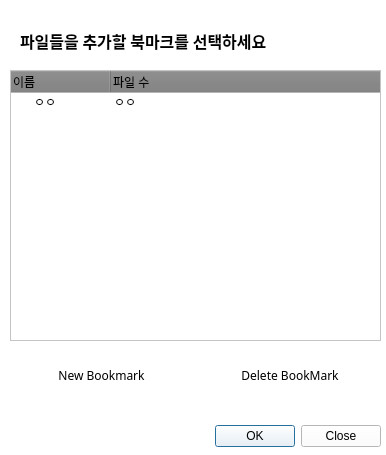
MariAli-Lover/matzip-forensics, file UI/AddToBookmarkWindow.ui: the form before one commit.
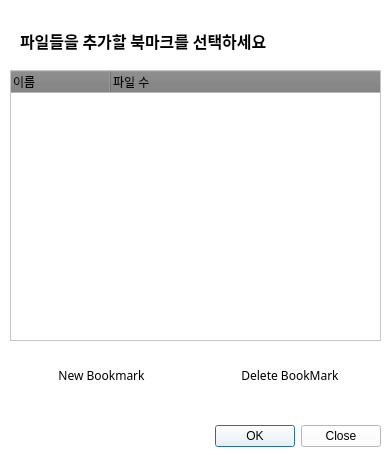
The form after the commit. Icons and pictures are not drawn.

Patch:
```diff
--- a/UI/AddToBookmarkWindow.ui
+++ b/UI/AddToBookmarkWindow.ui
@@ -638,14 +638,6 @@
      <string>파일 수</string>
     </property>
    </column>
-   <item>
-    <property name="text">
-     <string>ㅇㅇ</string>
-    </property>
-    <property name="text">
-     <string>ㅇㅇ</string>
-    </property>
-   </item>
   </widget>
   <widget class="QLabel" name="label">
    <property name="geometry">
```
Left out of the diff: 1 changed line with no effect on the pictures.
